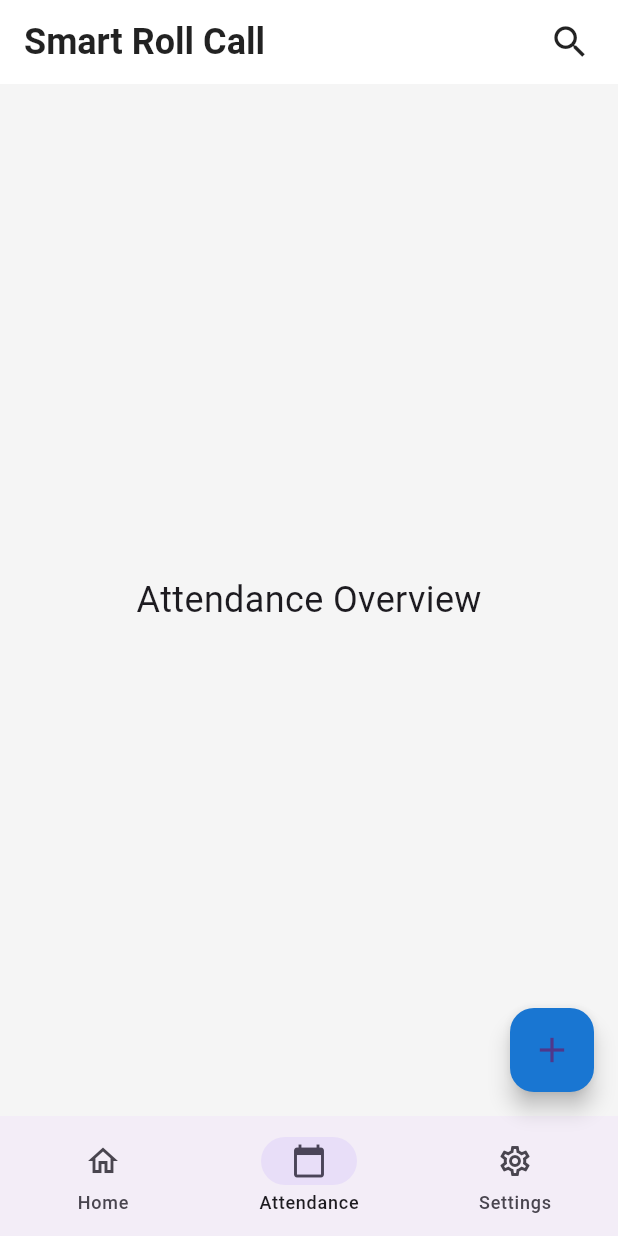
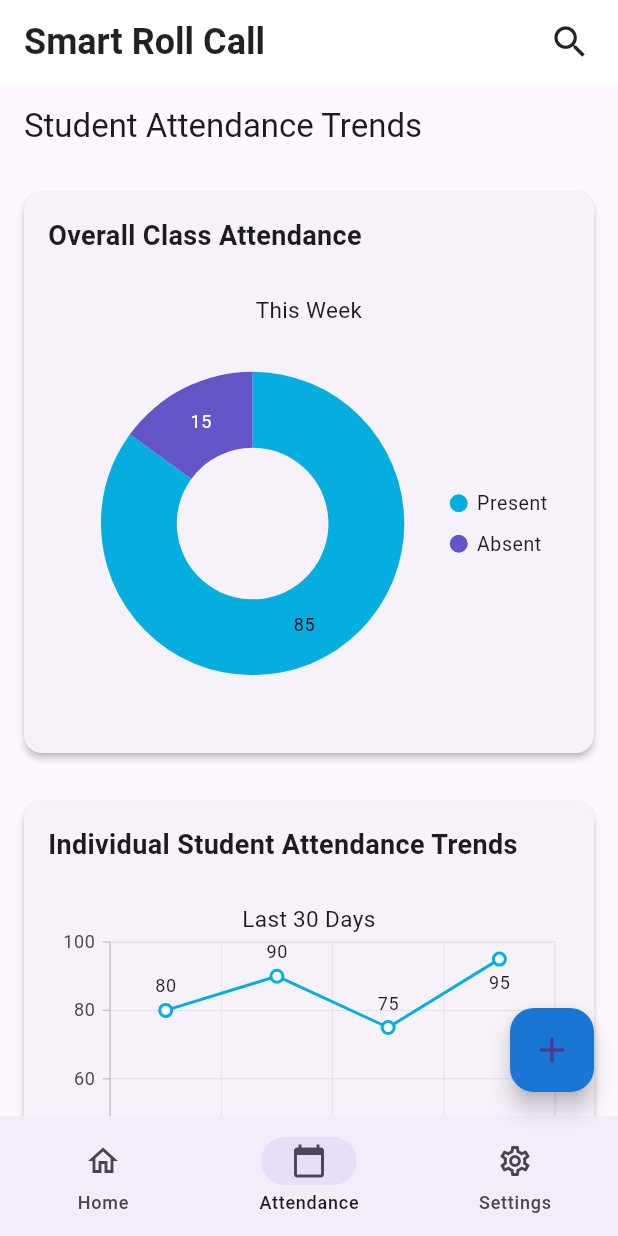
Before and after one commit to ShubhamDevPro/Smart_RollCall_Flutter, a Flutter app: the MyHomePage screen opened directly, swiped to page 2, on a phone screen of 412 x 824 dp. Run offline on Flutter 3.47's test engine with Material 3 defaults, Android fonts, the light colour scheme and no system bars; our stand-ins replace cloud_firestore, firebase_auth, firebase_core, share_plus, syncfusion_flutter_charts; missing offline and left inert: excel, universal_html; accounts and stored records are empty.

Commit message:
Attendance Trends Screen

```diff
--- a/lib/screens/attendance_overview_screen.dart
+++ b/lib/screens/attendance_overview_screen.dart
@@ -1,18 +1,150 @@
 import 'package:flutter/material.dart';
+import 'package:syncfusion_flutter_charts/charts.dart';
 
-class AttendanceOverviewScreen extends StatelessWidget {
-  const AttendanceOverviewScreen({super.key});
+class AttendanceOverviewScreen extends StatefulWidget {
+  @override
+  _AttendanceOverviewScreenState createState() =>
+      _AttendanceOverviewScreenState();
+}
+
+class _AttendanceOverviewScreenState extends State<AttendanceOverviewScreen> {
+  late List<ChartData> chartData;
+  late TooltipBehavior _tooltipBehavior;
+
+  @override
+  void initState() {
+    chartData = getChartData();
+    _tooltipBehavior = TooltipBehavior(enable: true);
+    super.initState();
+  }
 
   @override
   Widget build(BuildContext context) {
-    return Container(
-      color: Colors.grey[100],
-      child: const Center(
-        child: Text(
-          'Attendance Overview',
-          style: TextStyle(fontSize: 24),
+    return Scaffold(
+      appBar: AppBar(
+        title: Text('Student Attendance Trends'),
+      ),
+      body: SingleChildScrollView(
+        child: Column(
+          children: [
+            // Overall Class Attendance
+            Card(
+              elevation: 2.0,
+              margin: EdgeInsets.all(16.0),
+              child: Padding(
+                padding: EdgeInsets.all(16.0),
+                child: Column(
+                  crossAxisAlignment: CrossAxisAlignment.start,
+                  children: [
+                    Text(
+                      'Overall Class Attendance',
+                      style: TextStyle(
+                        fontSize: 18.0,
+                        fontWeight: FontWeight.bold,
+                      ),
+                    ),
+                    SizedBox(height: 16.0),
+                    SfCircularChart(
+                      title: ChartTitle(text: 'This Week'),
+                      legend: Legend(isVisible: true),
+                      tooltipBehavior: _tooltipBehavior,
+                      series: <CircularSeries<ChartData, String>>[
+                        DoughnutSeries<ChartData, String>(
+                          dataSource: chartData,
+                          xValueMapper: (ChartData data, _) => data.x,
+                          yValueMapper: (ChartData data, _) => data.y,
+                          dataLabelSettings: DataLabelSettings(isVisible: true),
+                          enableTooltip: true,
+                        ),
+                      ],
+                    ),
+                  ],
+                ),
+              ),
+            ),
+            // Individual Student Attendance Trends
+            Card(
+              elevation: 2.0,
+              margin: EdgeInsets.all(16.0),
+              child: Padding(
+                padding: EdgeInsets.all(16.0),
+                child: Column(
+                  crossAxisAlignment: CrossAxisAlignment.start,
+                  children: [
+                    Text(
+                      'Individual Student Attendance Trends',
+                      style: TextStyle(
+                        fontSize: 18.0,
+                        fontWeight: FontWeight.bold,
+                      ),
+                    ),
+                    SizedBox(height: 16.0),
+                    SfCartesianChart(
+                      title: ChartTitle(text: 'Last 30 Days'),
+                      primaryXAxis: CategoryAxis(),
+                      primaryYAxis:
+                          NumericAxis(minimum: 0, maximum: 100, interval: 20),
+                      tooltipBehavior: _tooltipBehavior,
+                      series: <CartesianSeries<ChartData, String>>[
+                        LineSeries<ChartData, String>(
+                          dataSource: [
+                            ChartData('Week 1', 80),
+                            ChartData('Week 2', 90),
+                            ChartData('Week 3', 75),
+                            ChartData('Week 4', 95),
+                          ],
+                          xValueMapper: (ChartData data, _) => data.x,
+                          yValueMapper: (ChartData data, _) => data.y,
+                          dataLabelSettings: DataLabelSettings(isVisible: true),
+                          enableTooltip: true,
+                          markerSettings: MarkerSettings(isVisible: true),
+                        ),
+                      ],
+                    ),
+                  ],
+                ),
+              ),
+            ),
+            // Attendance Statistics
+            Card(
+              elevation: 2.0,
+              margin: EdgeInsets.all(16.0),
+              child: Padding(
+                padding: EdgeInsets.all(16.0),
+                child: Column(
+                  crossAxisAlignment: CrossAxisAlignment.start,
+                  children: [
+                    Text(
+                      'Attendance Statistics',
+                      style: TextStyle(
+                        fontSize: 18.0,
+                        fontWeight: FontWeight.bold,
+                      ),
+                    ),
+                    SizedBox(height: 16.0),
+                    Text('Average Attendance: 85%'),
+                    Text('Highest Attendance: 95% (Week 4)'),
+                    Text('Lowest Attendance: 75% (Week 3)'),
+                  ],
+                ),
+              ),
+            ),
+          ],
         ),
       ),
     );
   }
+
+  List<ChartData> getChartData() {
+    return [
+      ChartData('Present', 85),
+      ChartData('Absent', 15),
+    ];
+  }
 }
+
+class ChartData {
+  ChartData(this.x, this.y);
+  final String x;
+  final double y;
+}
--- a/lib/screens/homescreen.dart
+++ b/lib/screens/homescreen.dart
@@ -149,7 +149,6 @@ class _MyHomePageState extends State<MyHomePage> {
           const SizedBox(width: 8),
         ],
       ),
-
       body: PageView(
         controller: _pageController,
         onPageChanged: (index) {
@@ -160,13 +159,12 @@ class _MyHomePageState extends State<MyHomePage> {
           _buildHomePage(),
 
           // Attendance Overview page
-          const AttendanceOverviewScreen(),
+          AttendanceOverviewScreen(),
 
           // Settings page
           const SettingsScreen(),
         ],
       ),
-
       bottomNavigationBar: NavigationBar(
         selectedIndex: _selectedIndex,
         onDestinationSelected: _onItemTapped,
@@ -188,7 +186,6 @@ class _MyHomePageState extends State<MyHomePage> {
           ),
         ],
       ),
-
       floatingActionButton: FloatingActionButton(
         onPressed: _addCourse,
         backgroundColor: Colors.blue[700],
@@ -404,7 +401,8 @@ class _MyHomePageState extends State<MyHomePage> {
                       child: Row(
                         mainAxisSize: MainAxisSize.min,
                         children: [
-                          Icon(Icons.delete_outline, size: 20, color: Colors.red),
+                          Icon(Icons.delete_outline,
+                              size: 20, color: Colors.red),
                           SizedBox(width: 8),
                           Text('Delete', style: TextStyle(color: Colors.red)),
                         ],
@@ -451,8 +449,7 @@ class _MyHomePageState extends State<MyHomePage> {
         return AlertDialog(
           title: const Text('Delete Course'),
           content: const Text(
-            'This course will be permanently deleted. This action cannot be undone.'
-          ),
+              'This course will be permanently deleted. This action cannot be undone.'),
           actions: [
             TextButton(
               onPressed: () => Navigator.of(context).pop(false),
@@ -460,9 +457,7 @@ class _MyHomePageState extends State<MyHomePage> {
             ),
             TextButton(
               onPressed: () => Navigator.of(context).pop(true),
-              child: const Text('Delete',
-                style: TextStyle(color: Colors.red)
-              ),
+              child: const Text('Delete', style: TextStyle(color: Colors.red)),
             ),
           ],
         );
--- a/pubspec.yaml
+++ b/pubspec.yaml
@@ -39,6 +39,7 @@ dependencies:
   share_plus: ^10.1.2
   universal_html: ^2.2.4
   permission_handler: ^11.2.0
+  syncfusion_flutter_charts: ^27.2.2
 
   # The following adds the Cupertino Icons font to your application.
   # Use with the CupertinoIcons class for iOS style icons.
```
Also changed, not shown: lib/main.dart (line endings or trailing spaces), pubspec.lock.
